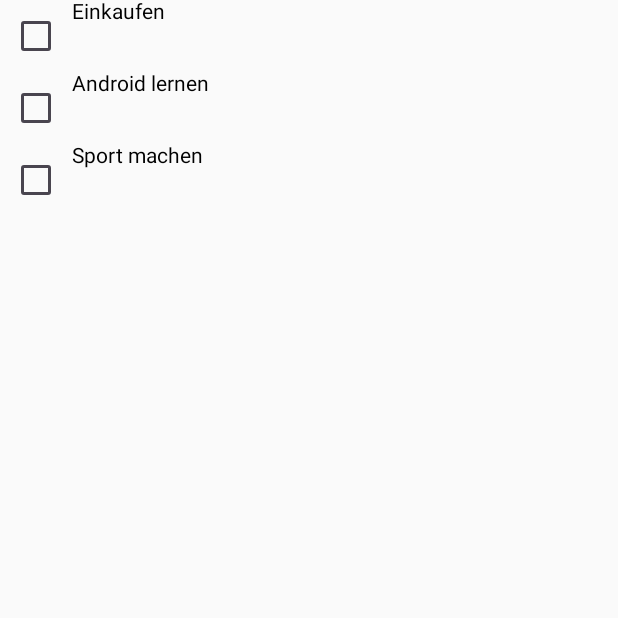
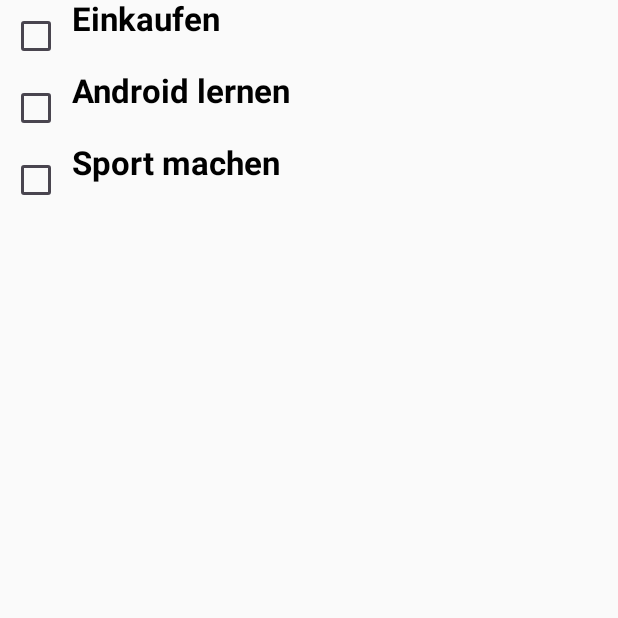
Before and after one commit to behrends/TodosAndroid, an Android app built with Jetpack Compose: the screen it shows after launch (MainActivity), on a phone screen of 412 x 824 dp, the top half of it. Run offline under Robolectric (Android 15) with nearby library versions, the phone set to English and light mode, and no system bars.

Commit message:
Text eines Todos fett und größer

```diff
--- a/app/src/main/java/com/example/todosandroid/MainActivity.kt
+++ b/app/src/main/java/com/example/todosandroid/MainActivity.kt
@@ -8,7 +8,9 @@ import androidx.compose.foundation.layout.Row
 import androidx.compose.material3.Checkbox
 import androidx.compose.material3.Text
 import androidx.compose.runtime.Composable
+import androidx.compose.ui.text.font.FontWeight
 import androidx.compose.ui.tooling.preview.Preview
+import androidx.compose.ui.unit.sp
 
 class MainActivity : ComponentActivity() {
     override fun onCreate(savedInstanceState: Bundle?) {
@@ -32,7 +34,7 @@ fun TodoList() {
 fun Todo(name: String) {
     Row {
         Checkbox(checked = false, onCheckedChange = { })
-        Text(name)
+        Text(name, fontWeight = FontWeight.Bold, fontSize = 22.sp)
     }
 }
 
```
